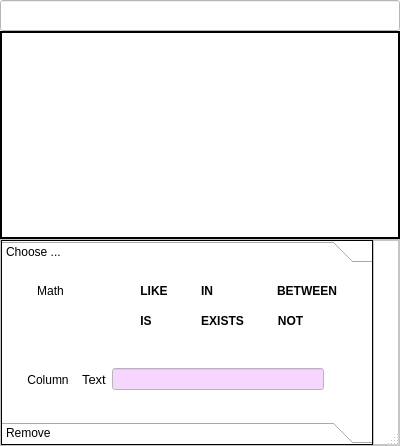
The window that QueryItemListDialog.ui (fritzone/ddm) describes before a commit, drawn with Qt 5.
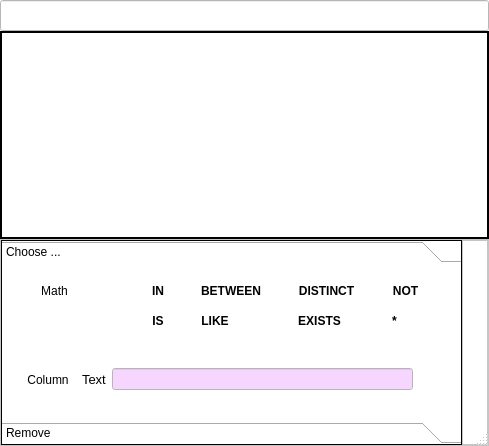
The same window after the commit. Icons and pictures are not drawn.

What changed in the file:
```diff
--- a/QueryItemListDialog.ui
+++ b/QueryItemListDialog.ui
@@ -9,7 +9,7 @@
    <rect>
     <x>0</x>
     <y>0</y>
-    <width>400</width>
+    <width>489</width>
     <height>446</height>
    </rect>
   </property>
@@ -511,8 +511,8 @@
           <rect>
            <x>0</x>
            <y>0</y>
-           <width>372</width>
-           <height>162</height>
+           <width>461</width>
+           <height>149</height>
           </rect>
          </property>
          <attribute name="label">
@@ -575,7 +575,7 @@
                </property>
               </widget>
              </item>
-             <item row="4" column="5">
+             <item row="5" column="5">
               <widget class="QToolButton" name="btnIs">
                <property name="font">
                 <font>
@@ -612,192 +612,7 @@
                </property>
               </widget>
              </item>
-             <item row="1" column="6">
-              <widget class="QToolButton" name="btnIn">
-               <property name="font">
-                <font>
-                 <weight>75</weight>
-                 <bold>true</bold>
-                </font>
-               </property>
-               <property name="focusPolicy">
-                <enum>Qt::ClickFocus</enum>
-               </property>
-               <property name="contextMenuPolicy">
-                <enum>Qt::CustomContextMenu</enum>
-               </property>
-               <property name="toolTip">
-                <string>The IN keyword</string>
-               </property>
-               <property name="autoFillBackground">
-                <bool>true</bool>
-               </property>
-               <property name="text">
-                <string>IN</string>
-               </property>
-               <property name="popupMode">
-                <enum>QToolButton::InstantPopup</enum>
-               </property>
-               <property name="toolButtonStyle">
-                <enum>Qt::ToolButtonIconOnly</enum>
-               </property>
-               <property name="autoRaise">
-                <bool>true</bool>
-               </property>
-               <property name="arrowType">
-                <enum>Qt::NoArrow</enum>
-               </property>
-              </widget>
-             </item>
-             <item row="4" column="6">
-              <widget class="QToolButton" name="btnExists">
-               <property name="font">
-                <font>
-                 <weight>75</weight>
-                 <bold>true</bold>
-                </font>
-               </property>
-               <property name="focusPolicy">
-                <enum>Qt::ClickFocus</enum>
-               </property>
-               <property name="contextMenuPolicy">
-                <enum>Qt::CustomContextMenu</enum>
-               </property>
-               <property name="toolTip">
-                <string>The EXISTS keyword</string>
-               </property>
-               <property name="autoFillBackground">
-                <bool>true</bool>
-               </property>
-               <property name="text">
-                <string>EXISTS</string>
-               </property>
-               <property name="popupMode">
-                <enum>QToolButton::InstantPopup</enum>
-               </property>
-               <property name="toolButtonStyle">
-                <enum>Qt::ToolButtonIconOnly</enum>
-               </property>
-               <property name="autoRaise">
-                <bool>true</bool>
-               </property>
-               <property name="arrowType">
-                <enum>Qt::NoArrow</enum>
-               </property>
-              </widget>
-             </item>
-             <item row="1" column="5">
-              <widget class="QToolButton" name="btnLike">
-               <property name="font">
-                <font>
-                 <weight>75</weight>
-                 <bold>true</bold>
-                </font>
-               </property>
-               <property name="focusPolicy">
-                <enum>Qt::ClickFocus</enum>
-               </property>
-               <property name="contextMenuPolicy">
-                <enum>Qt::CustomContextMenu</enum>
-               </property>
-               <property name="toolTip">
-                <string>The LIKE keyword</string>
-               </property>
-               <property name="autoFillBackground">
-                <bool>true</bool>
-               </property>
-               <property name="text">
-                <string>LIKE</string>
-               </property>
-               <property name="popupMode">
-                <enum>QToolButton::InstantPopup</enum>
-               </property>
-               <property name="toolButtonStyle">
-                <enum>Qt::ToolButtonIconOnly</enum>
-               </property>
-               <property name="autoRaise">
-                <bool>true</bool>
-               </property>
-               <property name="arrowType">
-                <enum>Qt::NoArrow</enum>
-               </property>
-              </widget>
-             </item>
-             <item row="1" column="7">
-              <widget class="QToolButton" name="btnBetween">
-               <property name="font">
-                <font>
-                 <weight>75</weight>
-                 <bold>true</bold>
-                </font>
-               </property>
-               <property name="focusPolicy">
-                <enum>Qt::ClickFocus</enum>
-               </property>
-               <property name="contextMenuPolicy">
-                <enum>Qt::CustomContextMenu</enum>
-               </property>
-               <property name="toolTip">
-                <string>The EXISTS keyword</string>
-               </property>
-               <property name="autoFillBackground">
-                <bool>true</bool>
-               </property>
-               <property name="text">
-                <string>BETWEEN</string>
-               </property>
-               <property name="popupMode">
-                <enum>QToolButton::InstantPopup</enum>
-               </property>
-               <property name="toolButtonStyle">
-                <enum>Qt::ToolButtonIconOnly</enum>
-               </property>
-               <property name="autoRaise">
-                <bool>true</bool>
-               </property>
-               <property name="arrowType">
-                <enum>Qt::NoArrow</enum>
-               </property>
-              </widget>
-             </item>
-             <item row="4" column="7">
-              <widget class="QToolButton" name="btnNot">
-               <property name="font">
-                <font>
-                 <weight>75</weight>
-                 <bold>true</bold>
-                </font>
-               </property>
-               <property name="focusPolicy">
-                <enum>Qt::ClickFocus</enum>
-               </property>
-               <property name="contextMenuPolicy">
-                <enum>Qt::CustomContextMenu</enum>
-               </property>
-               <property name="toolTip">
-                <string>The IN keyword</string>
-               </property>
-               <property name="autoFillBackground">
-                <bool>true</bool>
-               </property>
-               <property name="text">
-                <string>NOT</string>
-               </property>
-               <property name="popupMode">
-                <enum>QToolButton::InstantPopup</enum>
-               </property>
-               <property name="toolButtonStyle">
-                <enum>Qt::ToolButtonIconOnly</enum>
-               </property>
-               <property name="autoRaise">
-                <bool>true</bool>
-               </property>
-               <property name="arrowType">
-                <enum>Qt::NoArrow</enum>
-               </property>
-              </widget>
-             </item>
-             <item row="4" column="1">
+             <item row="5" column="1">
               <widget class="QToolButton" name="btnBitwise">
                <property name="focusPolicy">
                 <enum>Qt::ClickFocus</enum>
@@ -832,7 +647,7 @@
                </property>
               </widget>
              </item>
-             <item row="4" column="3">
+             <item row="5" column="3">
               <widget class="QToolButton" name="btnFunctions">
                <property name="focusPolicy">
                 <enum>Qt::ClickFocus</enum>
@@ -902,6 +717,265 @@
                </property>
               </widget>
              </item>
+             <item row="1" column="8">
+              <widget class="QToolButton" name="btnNot">
+               <property name="font">
+                <font>
+                 <weight>75</weight>
+                 <bold>true</bold>
+                </font>
+               </property>
+               <property name="focusPolicy">
+                <enum>Qt::ClickFocus</enum>
+               </property>
+               <property name="contextMenuPolicy">
+                <enum>Qt::CustomContextMenu</enum>
+               </property>
+               <property name="toolTip">
+                <string>The IN keyword</string>
+               </property>
+               <property name="autoFillBackground">
+                <bool>true</bool>
+               </property>
+               <property name="text">
+                <string>NOT</string>
+               </property>
+               <property name="popupMode">
+                <enum>QToolButton::InstantPopup</enum>
+               </property>
+               <property name="toolButtonStyle">
+                <enum>Qt::ToolButtonIconOnly</enum>
+               </property>
+               <property name="autoRaise">
+                <bool>true</bool>
+               </property>
+               <property name="arrowType">
+                <enum>Qt::NoArrow</enum>
+               </property>
+              </widget>
+             </item>
+             <item row="1" column="5">
+              <widget class="QToolButton" name="btnIn">
+               <property name="font">
+                <font>
+                 <weight>75</weight>
+                 <bold>true</bold>
+                </font>
+               </property>
+               <property name="focusPolicy">
+                <enum>Qt::ClickFocus</enum>
+               </property>
+               <property name="contextMenuPolicy">
+                <enum>Qt::CustomContextMenu</enum>
+               </property>
+               <property name="toolTip">
+                <string>The IN keyword</string>
+               </property>
+               <property name="autoFillBackground">
+                <bool>true</bool>
+               </property>
+               <property name="text">
+                <string>IN</string>
+               </property>
+               <property name="popupMode">
+                <enum>QToolButton::InstantPopup</enum>
+               </property>
+               <property name="toolButtonStyle">
+                <enum>Qt::ToolButtonIconOnly</enum>
+               </property>
+               <property name="autoRaise">
+                <bool>true</bool>
+               </property>
+               <property name="arrowType">
+                <enum>Qt::NoArrow</enum>
+               </property>
+              </widget>
+             </item>
+             <item row="1" column="6">
+              <widget class="QToolButton" name="btnBetween">
+               <property name="font">
+                <font>
+                 <weight>75</weight>
+                 <bold>true</bold>
+                </font>
+               </property>
+               <property name="focusPolicy">
+                <enum>Qt::ClickFocus</enum>
+               </property>
+               <property name="contextMenuPolicy">
+                <enum>Qt::CustomContextMenu</enum>
+               </property>
+               <property name="toolTip">
+                <string>The EXISTS keyword</string>
+               </property>
+               <property name="autoFillBackground">
+                <bool>true</bool>
+               </property>
+               <property name="text">
+                <string>BETWEEN</string>
+               </property>
+               <property name="popupMode">
+                <enum>QToolButton::InstantPopup</enum>
+               </property>
+               <property name="toolButtonStyle">
+                <enum>Qt::ToolButtonIconOnly</enum>
+               </property>
+               <property name="autoRaise">
+                <bool>true</bool>
+               </property>
+               <property name="arrowType">
+                <enum>Qt::NoArrow</enum>
+               </property>
+              </widget>
+             </item>
+             <item row="1" column="7">
+              <widget class="QToolButton" name="btnDistinct">
+               <property name="font">
+                <font>
+                 <weight>75</weight>
+                 <bold>true</bold>
+                </font>
+               </property>
+               <property name="focusPolicy">
+                <enum>Qt::ClickFocus</enum>
+               </property>
+               <property name="contextMenuPolicy">
+                <enum>Qt::CustomContextMenu</enum>
+               </property>
+               <property name="toolTip">
+                <string>The EXISTS keyword</string>
+               </property>
+               <property name="autoFillBackground">
+                <bool>true</bool>
+               </property>
+               <property name="text">
+                <string>DISTINCT</string>
+               </property>
+               <property name="popupMode">
+                <enum>QToolButton::InstantPopup</enum>
+               </property>
+               <property name="toolButtonStyle">
+                <enum>Qt::ToolButtonIconOnly</enum>
+               </property>
+               <property name="autoRaise">
+                <bool>true</bool>
+               </property>
+               <property name="arrowType">
+                <enum>Qt::NoArrow</enum>
+               </property>
+              </widget>
+             </item>
+             <item row="5" column="7">
+              <widget class="QToolButton" name="btnExists">
+               <property name="font">
+                <font>
+                 <weight>75</weight>
+                 <bold>true</bold>
+                </font>
+               </property>
+               <property name="focusPolicy">
+                <enum>Qt::ClickFocus</enum>
+               </property>
+               <property name="contextMenuPolicy">
+                <enum>Qt::CustomContextMenu</enum>
+               </property>
+               <property name="toolTip">
+                <string>The EXISTS keyword</string>
+               </property>
+               <property name="autoFillBackground">
+                <bool>true</bool>
+               </property>
+               <property name="text">
+                <string>EXISTS</string>
+               </property>
+               <property name="popupMode">
+                <enum>QToolButton::InstantPopup</enum>
+               </property>
+               <property name="toolButtonStyle">
+                <enum>Qt::ToolButtonIconOnly</enum>
+               </property>
+               <property name="autoRaise">
+                <bool>true</bool>
+               </property>
+               <property name="arrowType">
+                <enum>Qt::NoArrow</enum>
+               </property>
+              </widget>
+             </item>
+             <item row="5" column="6">
+              <widget class="QToolButton" name="btnLike">
+               <property name="font">
+                <font>
+                 <weight>75</weight>
+                 <bold>true</bold>
+                </font>
+               </property>
+               <property name="focusPolicy">
+                <enum>Qt::ClickFocus</enum>
+               </property>
+               <property name="contextMenuPolicy">
+                <enum>Qt::CustomContextMenu</enum>
+               </property>
+               <property name="toolTip">
+                <string>The LIKE keyword</string>
+               </property>
+               <property name="autoFillBackground">
+                <bool>true</bool>
+               </property>
+               <property name="text">
+                <string>LIKE</string>
+               </property>
+               <property name="popupMode">
+                <enum>QToolButton::InstantPopup</enum>
+               </property>
+               <property name="toolButtonStyle">
+                <enum>Qt::ToolButtonIconOnly</enum>
+               </property>
+               <property name="autoRaise">
+                <bool>true</bool>
+               </property>
+               <property name="arrowType">
+                <enum>Qt::NoArrow</enum>
+               </property>
+              </widget>
+             </item>
+             <item row="5" column="8">
+              <widget class="QToolButton" name="btnStar">
+               <property name="font">
+                <font>
+                 <weight>75</weight>
+                 <bold>true</bold>
+                </font>
+               </property>
+               <property name="focusPolicy">
+                <enum>Qt::ClickFocus</enum>
+               </property>
+               <property name="contextMenuPolicy">
+                <enum>Qt::CustomContextMenu</enum>
+               </property>
+               <property name="toolTip">
+                <string>Star (*)  - very often occuring in a query :)</string>
+               </property>
+               <property name="autoFillBackground">
+                <bool>true</bool>
+               </property>
+               <property name="text">
+                <string>*</string>
+               </property>
+               <property name="popupMode">
+                <enum>QToolButton::InstantPopup</enum>
+               </property>
+               <property name="toolButtonStyle">
+                <enum>Qt::ToolButtonIconOnly</enum>
+               </property>
+               <property name="autoRaise">
+                <bool>true</bool>
+               </property>
+               <property name="arrowType">
+                <enum>Qt::NoArrow</enum>
+               </property>
+              </widget>
+             </item>
             </layout>
            </widget>
           </item>
```
Left out of the diff: 56 changed lines with no effect on the pictures.
